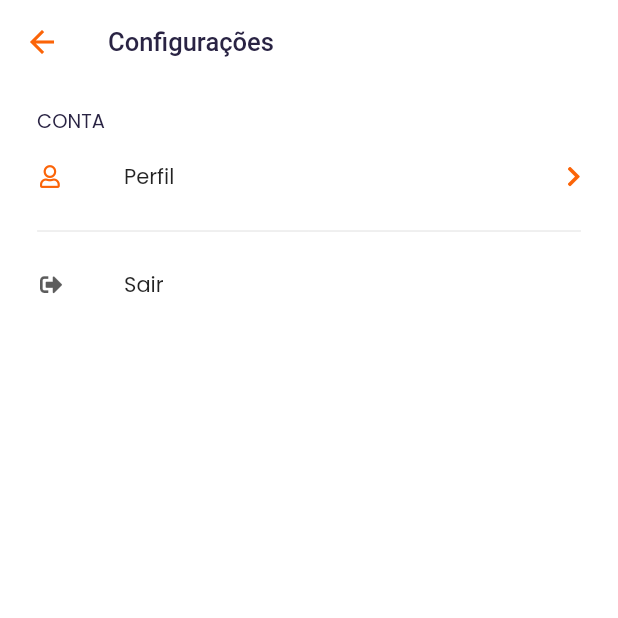
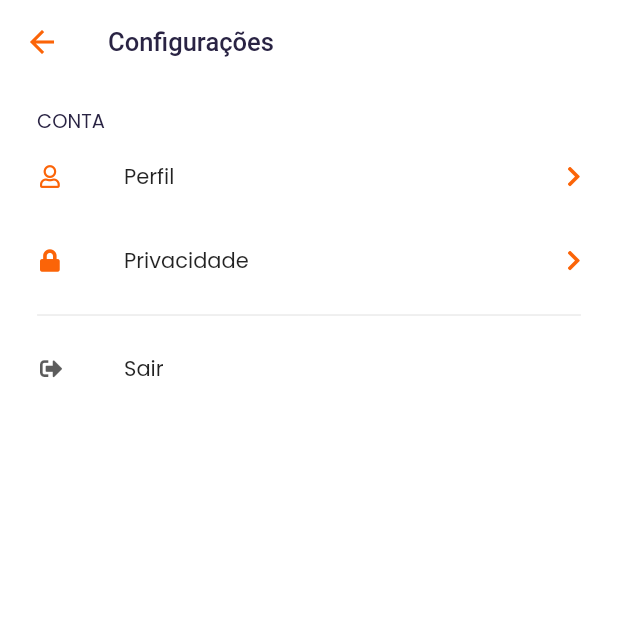
Before and after one commit to mvelosos/eveenz-mobile, a Flutter app: the SettingsPage screen opened by its route, on a phone screen of 412 x 824 dp, the top half of it. Run offline on Flutter 3.47's test engine with Material 2 defaults, Android fonts, the phone set to English and light mode, and no system bars; our stand-ins replace auto_size_text, dartz, device_preview, dio, font_awesome_flutter, geolocator and 11 more; missing offline and left inert: action_cable, flutter_facebook_auth, onesignal_flutter; accounts and stored records are empty.

Commit message:
created privacy_settings_page

```diff
--- a/lib/app/pages/settings/settings_page.dart
+++ b/lib/app/pages/settings/settings_page.dart
@@ -53,8 +53,13 @@ class _SettingsPageState extends State<SettingsPage> {
                 'Perfil',
                 FontAwesomeIcons.user,
                 FontAwesomeIcons.chevronRight,
-                _navigationService!,
                 RouteNames.profileSettings,
+              ),
+              SettingsListTile(
+                'Privacidade',
+                FontAwesomeIcons.lock,
+                FontAwesomeIcons.chevronRight,
+                RouteNames.privacySettings,
               ),
               // SettingsListTile(
               //   'Senha',
--- a/lib/app/pages/settings/widgets/settings_list_tile.dart
+++ b/lib/app/pages/settings/widgets/settings_list_tile.dart
@@ -1,18 +1,16 @@
 import 'package:flutter/material.dart';
 import 'package:font_awesome_flutter/font_awesome_flutter.dart';
 import 'package:google_fonts/google_fonts.dart';
-import 'package:party_mobile/app/services/navigation_service.dart';
 import 'package:party_mobile/app/shared/constants/app_colors.dart';
 
 class SettingsListTile extends StatelessWidget {
   final String _title;
   final IconData _leadingIcon;
   final IconData _trailingIcon;
-  final NavigationService _navigationService;
   final String _routeName;
 
-  SettingsListTile(this._title, this._leadingIcon, this._trailingIcon,
-      this._navigationService, this._routeName);
+  SettingsListTile(
+      this._title, this._leadingIcon, this._trailingIcon, this._routeName);
 
   @override
   Widget build(BuildContext context) {
@@ -33,7 +31,7 @@ class SettingsListTile extends StatelessWidget {
       ),
       title: Text(_title, style: GoogleFonts.poppins(fontSize: 14)),
       onTap: () => {
-        if (_routeName.isNotEmpty) _navigationService.pushNamed(_routeName),
+        if (_routeName.isNotEmpty) Navigator.of(context).pushNamed(_routeName),
       },
     );
   }
--- a/lib/app/router_manager.dart
+++ b/lib/app/router_manager.dart
@@ -14,6 +14,7 @@ import 'package:party_mobile/app/pages/notifications/notifications_page.dart';
 import 'package:party_mobile/app/pages/profile/profile_page.dart';
 import 'package:party_mobile/app/pages/root/root_page.dart';
 import 'package:party_mobile/app/pages/search/search_page.dart';
+import 'package:party_mobile/app/pages/settings/privacy_settings/privacy_settings_page.dart';
 import 'package:party_mobile/app/pages/settings/profile_settings/profile_settings_page.dart';
 import 'package:party_mobile/app/pages/settings/profile_settings/update_bio_page/update_bio_page.dart';
 import 'package:party_mobile/app/pages/settings/profile_settings/update_name_page/update_name_page.dart';
@@ -126,6 +127,9 @@ class RouterManager {
       case RouteNames.updateBioSettings:
         return MaterialPageRoute(builder: (_) => UpdateBioPage());
 
+      case RouteNames.privacySettings:
+        return MaterialPageRoute(builder: (_) => PrivacySettingsPage());
+
       // Events
       case RouteNames.newEvent:
         return MaterialPageRoute(builder: (_) => NewEventPage());
--- a/lib/app/shared/constants/route_names.dart
+++ b/lib/app/shared/constants/route_names.dart
@@ -37,6 +37,7 @@ class RouteNames {
   static const String updateUsernameSettings =
       '/settings/profile/update_username';
   static const String updateBioSettings = '/settings/profile/update_bio';
+  static const String privacySettings = '/settings/privacy';
 
   // Events
   static const String newEvent = '/events/new';
```
Also changed, not shown: lib/app/pages/settings/privacy_settings/privacy_settings_page.dart (added, +37 -0 lines).
